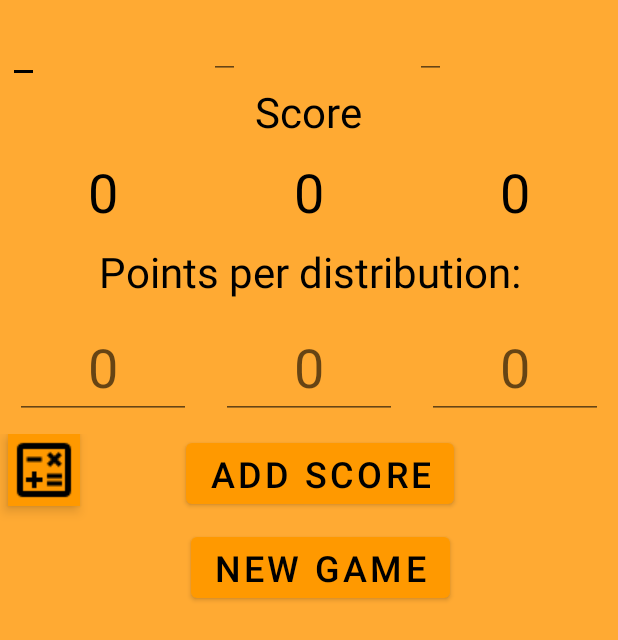
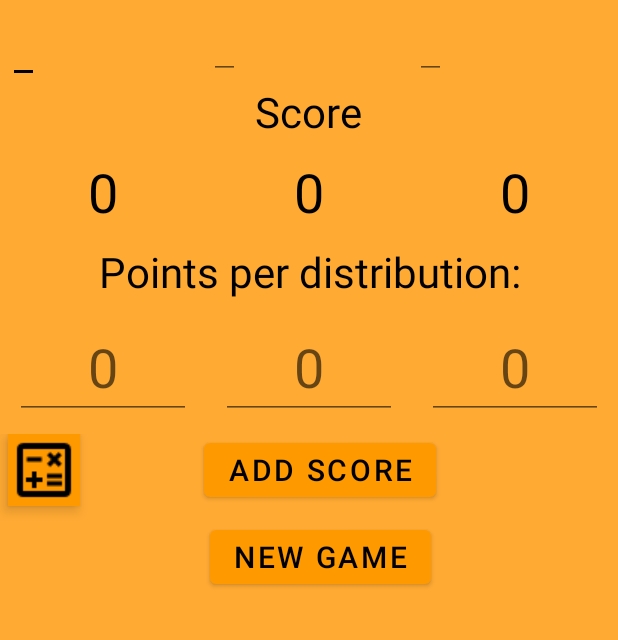
Before and after one commit to MAXSSYPE/Deberc, an Android app: the Activity3 screen opened directly, with no data from a screen before it, on a phone screen of 412 x 824 dp. Shown: the top 640 px of the screen. Run offline under Robolectric (Android 15) with nearby library versions, the phone set to English and light mode, and no system bars; our stand-ins replace AdMob; libraries missing offline, so code that uses them is left out: akndmr.github.io, com.maltaisn.calcdialog, com.special, id.ionbit.ionalert, studio.carbonylgroup.textfieldboxes; plain views replace ExtendedEditText, TextFieldBoxes; 27 statements that could not run were skipped.

Commit message:
theme update

```diff
--- a/app/build.gradle
+++ b/app/build.gradle
@@ -6,8 +6,8 @@ android {
         applicationId "app.first.my_deb"
         minSdkVersion 23
         targetSdkVersion 29
-        versionCode 14
-        versionName "4.2"
+        versionCode 15
+        versionName "5.0"
         testInstrumentationRunner "androidx.test.runner.AndroidJUnitRunner"
     }
     buildTypes {
--- a/app/src/main/res/layout/activity_2.xml
+++ b/app/src/main/res/layout/activity_2.xml
@@ -176,7 +176,7 @@
                 android:onClick="onClick"
                 android:text="@string/add"
                 android:textColor="#000"
-                android:textSize="24sp" />
+                android:textSize="20sp" />
 
             <Button
                 android:id="@+id/button_new"
@@ -190,7 +190,7 @@
                 android:onClick="onNewClick"
                 android:text="@string/new_game"
                 android:textColor="#000"
-                android:textSize="24sp" />
+                android:textSize="20sp" />
         </LinearLayout>
 
     </LinearLayout>
--- a/app/src/main/res/layout/activity_2x2.xml
+++ b/app/src/main/res/layout/activity_2x2.xml
@@ -178,7 +178,7 @@
                 android:onClick="onClick"
                 android:text="@string/add"
                 android:textColor="#000"
-                android:textSize="24sp" />
+                android:textSize="20sp" />
 
             <Button
                 android:id="@+id/button_new"
@@ -192,7 +192,7 @@
                 android:onClick="onNewClick"
                 android:text="@string/new_game"
                 android:textColor="#000"
-                android:textSize="24sp" />
+                android:textSize="20sp" />
         </LinearLayout>
 
     </LinearLayout>
--- a/app/src/main/res/layout/activity_3.xml
+++ b/app/src/main/res/layout/activity_3.xml
@@ -209,7 +209,7 @@
                 android:onClick="onClick"
                 android:text="@string/add"
                 android:textColor="#000"
-                android:textSize="24sp" />
+                android:textSize="20sp" />
 
             <Button
                 android:id="@+id/button_new"
@@ -223,7 +223,7 @@
                 android:onClick="onNewClick"
                 android:text="@string/new_game"
                 android:textColor="#000"
-                android:textSize="24sp" />
+                android:textSize="20sp" />
         </LinearLayout>
 
     </LinearLayout>
--- a/app/src/main/res/layout/activity_4.xml
+++ b/app/src/main/res/layout/activity_4.xml
@@ -211,7 +211,7 @@
                 android:onClick="onClick"
                 android:text="@string/add"
                 android:textColor="#000"
-                android:textSize="24sp" />
+                android:textSize="20sp" />
 
             <Button
                 android:id="@+id/button_new"
@@ -225,7 +225,7 @@
                 android:onClick="onNewClick"
                 android:text="@string/new_game"
                 android:textColor="#000"
-                android:textSize="24sp" />
+                android:textSize="20sp" />
         </LinearLayout>
 
     </LinearLayout>
```
Also changed, not shown: 6 other files.
